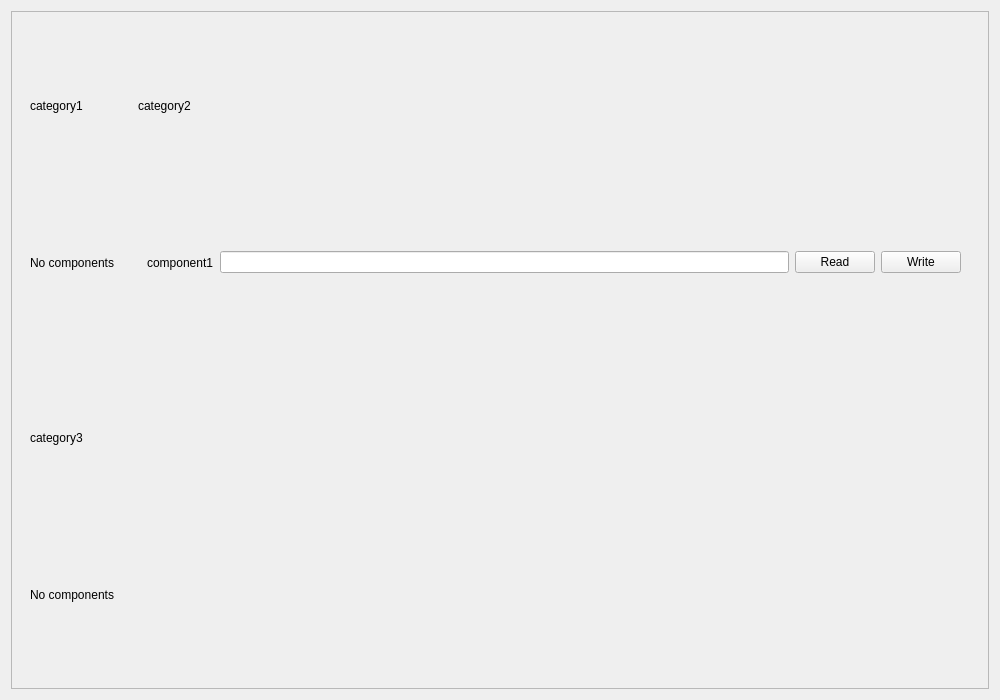
Above: GUI/ui_files/instrument_control_uis/test_model_ui.ui from YeonungK/YonKu before the change. Below: the same form after it.
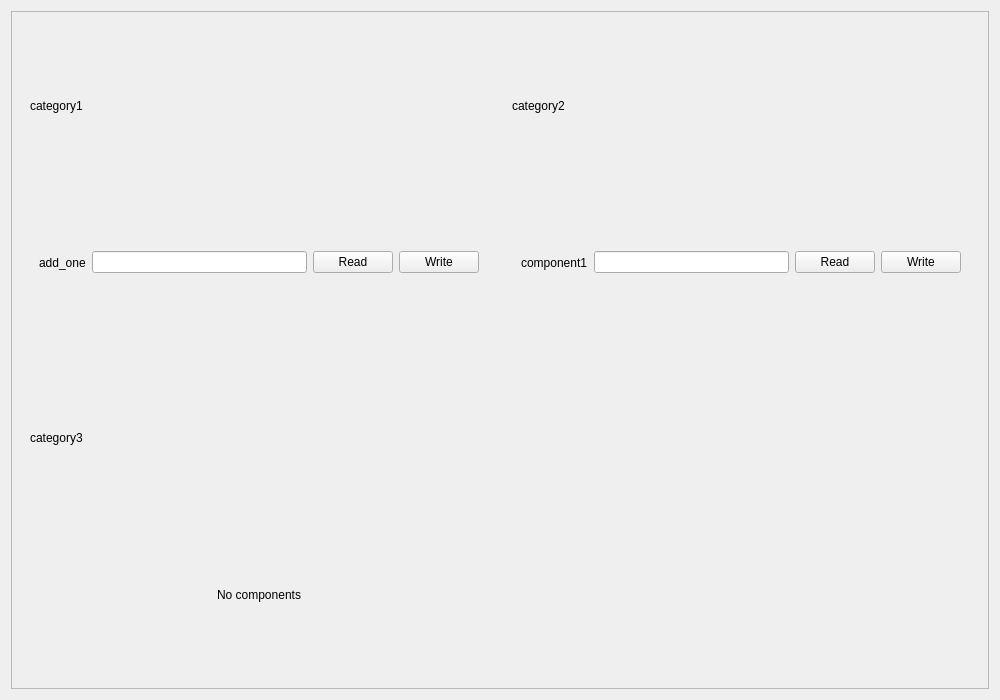
That is the form after the change.

```diff
--- a/GUI/ui_files/instrument_control_uis/test_model_ui.ui
+++ b/GUI/ui_files/instrument_control_uis/test_model_ui.ui
@@ -40,10 +40,37 @@
            </widget>
           </item>
           <item>
-           <widget class="QLabel" name="category1_emptyLabel">
-            <property name="text">
-             <string>No components</string>
-            </property>
+           <widget class="QWidget" name="category1_add_one_rowWidget">
+            <layout class="QHBoxLayout" name="category1_add_one_rowLayout">
+             <item>
+              <widget class="QLabel" name="category1_add_one_label">
+               <property name="text">
+                <string>add_one</string>
+               </property>
+              </widget>
+             </item>
+             <item>
+              <widget class="QLineEdit" name="category1_add_one_lineEdit">
+               <property name="readOnly">
+                <bool>false</bool>
+               </property>
+              </widget>
+             </item>
+             <item>
+              <widget class="QPushButton" name="category1_add_one_readButton">
+               <property name="text">
+                <string>Read</string>
+               </property>
+              </widget>
+             </item>
+             <item>
+              <widget class="QPushButton" name="category1_add_one_writeButton">
+               <property name="text">
+                <string>Write</string>
+               </property>
+              </widget>
+             </item>
+            </layout>
            </widget>
           </item>
          </layout>
@@ -111,6 +138,9 @@
             <property name="text">
              <string>No components</string>
             </property>
+            <property name="alignment">
+             <set>Qt::AlignCenter</set>
+            </property>
            </widget>
           </item>
          </layout>
```
